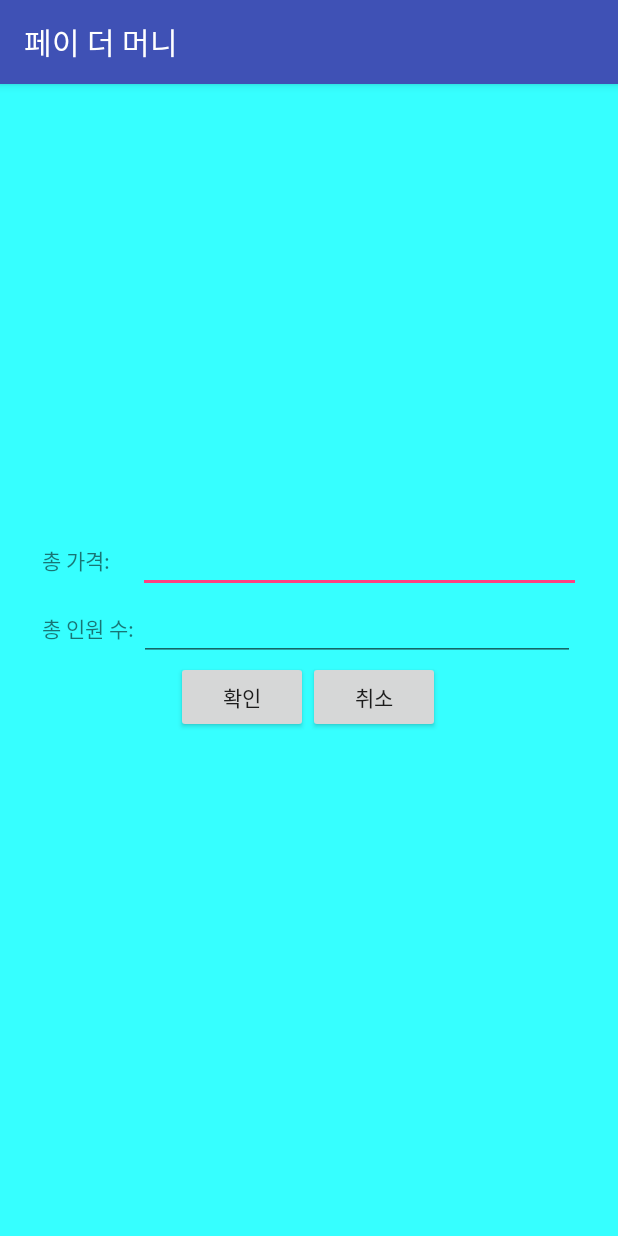
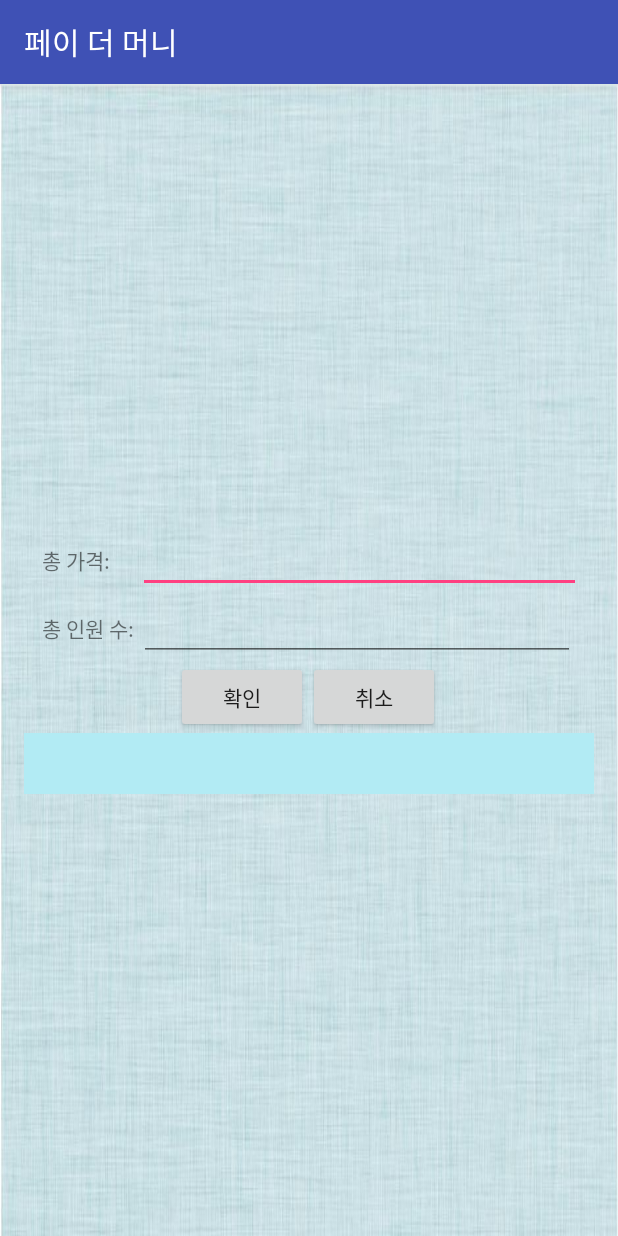
Before and after one commit to SeBin2519/PayTheMoney_school, an Android app: the RandomMenu screen opened directly, with no data from a screen before it, on a phone screen of 412 x 824 dp. Run offline under Robolectric (Android 15) with nearby library versions, the phone set to English and light mode, and no system bars.

Commit message:
#7 set texture

```diff
--- a/app/src/main/res/layout/douch.xml
+++ b/app/src/main/res/layout/douch.xml
@@ -4,7 +4,7 @@
     xmlns:android="http://schemas.android.com/apk/res/android"
     xmlns:tools="http://schemas.android.com/tools"
     tools:context="kr.hs.emirim.sebin.paythemoney.MainActivity"
-    android:background="#36FFFF"
+    android:background="@drawable/skin"
     android:layout_width="match_parent"
     android:layout_height="match_parent"
     android:paddingBottom="@dimen/activity_vertical_margin"
--- a/app/src/main/res/layout/mol.xml
+++ b/app/src/main/res/layout/mol.xml
@@ -3,7 +3,7 @@
     xmlns:android="http://schemas.android.com/apk/res/android"
     xmlns:tools="http://schemas.android.com/tools"
     tools:context="kr.hs.emirim.sebin.paythemoney.MainActivity"
-    android:background="#36FFFF"
+    android:background="@drawable/skin"
     android:layout_width="match_parent"
     android:layout_height="match_parent"
     android:paddingBottom="@dimen/activity_vertical_margin"
--- a/app/src/main/res/layout/random.xml
+++ b/app/src/main/res/layout/random.xml
@@ -2,14 +2,15 @@
 <ScrollView xmlns:android="http://schemas.android.com/apk/res/android"
     xmlns:tools="http://schemas.android.com/tools"
     tools:context="kr.hs.emirim.sebin.paythemoney.MainActivity"
-    android:background="#36FFFF"
+    android:background="@drawable/skin"
     android:layout_width="match_parent"
     android:layout_height="match_parent"
     >
+    <!--android:background="@drawable/skin"-->
     <LinearLayout
         android:layout_width="match_parent"
         android:layout_height="match_parent"
-        android:background="#36FFFF"
+
         android:paddingBottom="@dimen/activity_vertical_margin"
         android:paddingLeft="@dimen/activity_horizontal_margin"
         android:paddingRight="@dimen/activity_horizontal_margin"
@@ -101,7 +102,9 @@
             android:orientation="horizontal"
             >
             <TextView
+                android:background="#B2EBF4"
                 android:layout_gravity="center"
+
                 android:id="@+id/text_result"
                 android:layout_width="match_parent"
                 android:layout_height="wrap_content"
```
Also changed, not shown: app/src/main/res/drawable/skin.JPG (added), app/src/main/res/drawable/skin.png (deleted), app/src/main/res/drawable/splash.jpg (added), app/src/main/res/drawable/splash.png (deleted).
